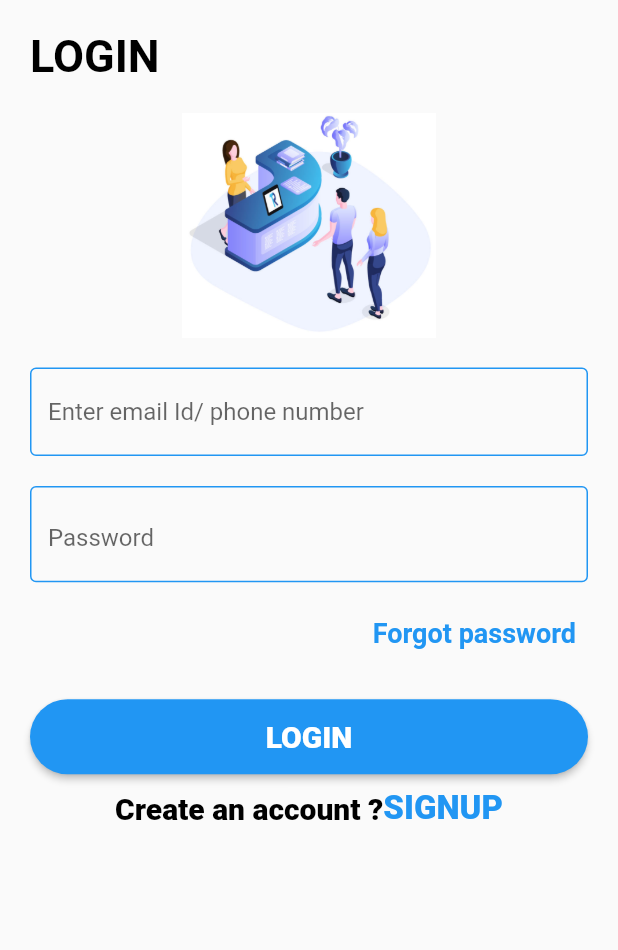
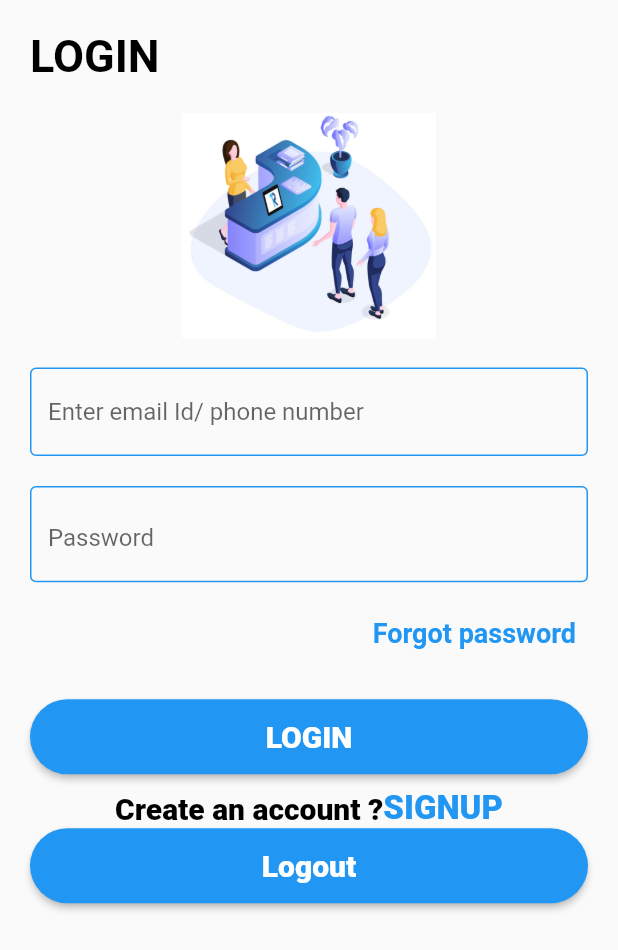
Before and after one commit to shivamkushwah47/task-management, a Flutter app: the LoginView screen opened by its route, after a tap on "LOGIN", on a phone screen of 412 x 824 dp. Shown: the top 950 px of the screen. Run offline on Flutter 3.47's test engine with Material 2 defaults, Android fonts, the phone set to English and light mode, and no system bars; our stand-ins replace animated_splash_screen, cloud_firestore, connectivity_plus, email_validator, firebase_auth, firebase_core and 7 more; missing offline and left inert: fl_country_code_picker; accounts and stored records are empty; network calls fail.

Commit message:
Login signup with email and password completed!

```diff
--- a/lib/core/get_pages.dart
+++ b/lib/core/get_pages.dart
@@ -1,5 +1,6 @@
 import 'package:get/get_navigation/get_navigation.dart';
 import 'package:visiter_app/core/routes.dart';
+import 'package:visiter_app/feature/Forgetpass/view/forget_view.dart';
 import 'package:visiter_app/feature/Introduction/binding/introduction_binding.dart';
 import 'package:visiter_app/feature/Introduction/view/introduction_view.dart';
 import 'package:visiter_app/feature/dashboard/binding/dashboard_binding.dart';
@@ -19,9 +20,7 @@ import 'package:visiter_app/feature/splash/view/splash_view.dart';
 import 'package:visiter_app/core/routes.dart';
 import 'package:visiter_app/feature/Introduction/binding/introduction_binding.dart';
 import 'package:visiter_app/feature/splash/binding/splash_binding.dart';
-
 import '../feature/Forgetpass/binding/forget_binding.dart';
-import '../feature/Forgetpass/view/forget_view.dart';
 
 List<GetPage> allpages = [
   GetPage(name: Routes.splash, page: () => SplashView(), binding: SplashBinding()),
--- a/lib/feature/login/controller/login_controller.dart
+++ b/lib/feature/login/controller/login_controller.dart
@@ -1,5 +1,6 @@
 import 'package:connectivity_plus/connectivity_plus.dart';
 import 'package:email_validator/email_validator.dart';
+import 'package:firebase_auth/firebase_auth.dart';
 import 'package:flutter/material.dart';
 import 'package:get/get.dart';
 import 'package:get_storage/get_storage.dart';
@@ -98,4 +99,19 @@ class LoginController extends GetxController {
     }
   }
 
+  signInEmailPass() {
+    FirebaseAuth.instance.signInWithEmailAndPassword(
+        email: emailController.text, password: passwordController.text).then((value) {
+       print("Login successfully");
+    }).onError((error, stackTrace) {
+      print("Error: ${error.toString()}");
+    });
+  }
+
+  EmailPassSignout(){
+    FirebaseAuth.instance.signOut().then((value) {
+      print("Logout successfully");
+    });
+  }
+
 }
--- a/lib/feature/login/view/login_view.dart
+++ b/lib/feature/login/view/login_view.dart
@@ -132,7 +132,9 @@ class LoginView extends GetView<LoginController> {
                           minimumSize: const Size.fromHeight(50),
                           shape: StadiumBorder(), // NEW
                         ),
-                        onPressed: () {},
+                        onPressed: () {
+                          controller.signInEmailPass();
+                        },
                         child: Text(
                           'LOGIN',
                           style: TextStyle(
@@ -164,6 +166,22 @@ class LoginView extends GetView<LoginController> {
                         ),
                       ],
                     ),
+                    ElevatedButton(
+                        style: ElevatedButton.styleFrom(
+                          backgroundColor: Colors.blue,
+                          minimumSize: const Size.fromHeight(50),
+                          shape: StadiumBorder(), // NEW
+                        ),
+                        onPressed: () {
+                          controller.EmailPassSignout();
+                        },
+                        child: Text(
+                          'Logout',
+                          style: TextStyle(
+                              fontSize: 20,
+                              fontWeight: FontWeight.w800,
+                              color: Colors.white),
+                        )),
                   ],
                 ),
               ),
--- a/lib/feature/signup/controller/signup_controller.dart
+++ b/lib/feature/signup/controller/signup_controller.dart
@@ -34,11 +34,8 @@ class SignupController extends GetxController {
   //For checking Internet Connection
   checkconn()async{
     var connectivityResult = await (Connectivity().checkConnectivity());
-    if (connectivityResult == ConnectivityResult.mobile) {
+    if (connectivityResult == ConnectivityResult.mobile || connectivityResult == ConnectivityResult.wifi) {
       // I am connected to a mobile network.
-      googleLogin();
-    } else if (connectivityResult == ConnectivityResult.wifi) {
-      // I am connected to a wifi network.
       googleLogin();
     }else if (connectivityResult == ConnectivityResult.none) {
       Get.snackbar("NoInternet", "Please turn on internet connection",
--- a/lib/feature/splash/view/splash_view.dart
+++ b/lib/feature/splash/view/splash_view.dart
@@ -13,8 +13,10 @@ class SplashView extends GetView<SplashController> {
       debugShowCheckedModeBanner: false,
       home: Scaffold(
         body: AnimatedSplashScreen(
-          splash: Image.asset("assets/Image/taskManageIcon2.png"
+
+          splash: Image.asset("assets/Icon/Task Management.gif"
             ,),
+          splashIconSize: 250,
           nextScreen: IntroView(),
           splashTransition: SplashTransition.slideTransition,
           backgroundColor: Colors.white,
--- a/pubspec.yaml
+++ b/pubspec.yaml
@@ -69,7 +69,7 @@ dev_dependencies:
 flutter_icons:
   android: "launcher_icon"
   ios: true
-  image_path: "assets/Image/taskManageIcon1.png"
+  image_path: "assets/Icon/icon.png"
 
   # The "flutter_lints" package below contains a set of recommended lints to
   # encourage good coding practices. The lint set provided by the package is
@@ -92,6 +92,7 @@ flutter:
   # To add assets to your application, add an assets section, like this:
   assets:
     - assets/Image/
+    - assets/Icon/
   #   - images/a_dot_ham.jpeg
 
   # An image asset can refer to one or more resolution-specific "variants", see
```
Also changed, not shown: lib/feature/otpdetail/Controller/otp_detail_controller.dart (+10 -0 lines), assets/Icon/Task Management.gif (added), assets/Icon/icon.png (added), pubspec.lock (deleted), 29 other files.
